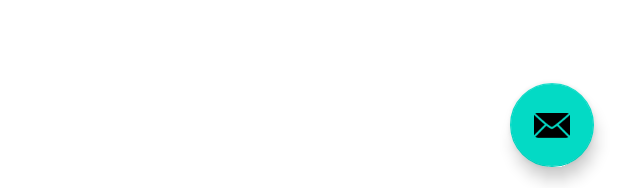
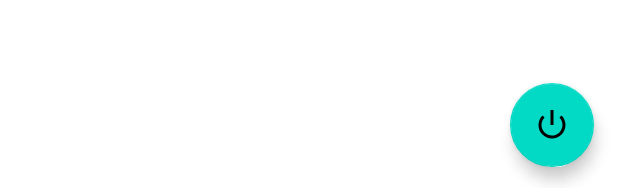
Before and after one commit to GreenRepack-offre-apps/green-repack-assos, an Android app: the layout activity_projects_overview.xml on its own in the app's theme, with its tools: preview values and no code run, on a phone screen of 412 x 824 dp. Shown: the part 1045-1233 px from the top of the screen. Run offline under Robolectric (Android 15) with nearby library versions, the phone set to English and light mode, and no system bars.

```diff
--- a/app/src/main/res/layout/activity_projects_overview.xml
+++ b/app/src/main/res/layout/activity_projects_overview.xml
@@ -42,5 +42,5 @@
         android:layout_height="wrap_content"
         android:layout_gravity="bottom|end"
         android:layout_margin="@dimen/fab_margin"
-        app:srcCompat="@android:drawable/ic_dialog_email" />
+        app:srcCompat="@android:drawable/ic_lock_power_off" />
 </androidx.coordinatorlayout.widget.CoordinatorLayout>
```
Also changed, not shown: app/src/main/java/com/greenrepack/greenrepackassos/ProjectsOverviewActivity.java (+7 -5 lines), app/src/main/res/mipmap-hdpi/ic_logout.png (added), app/src/main/res/mipmap-mdpi/ic_logout.png (added), app/src/main/res/mipmap-xhdpi/ic_logout.png (added), app/src/main/res/mipmap-xxhdpi/ic_logout.png (added), app/src/main/res/mipmap-xxxhdpi/ic_logout.png (added).
